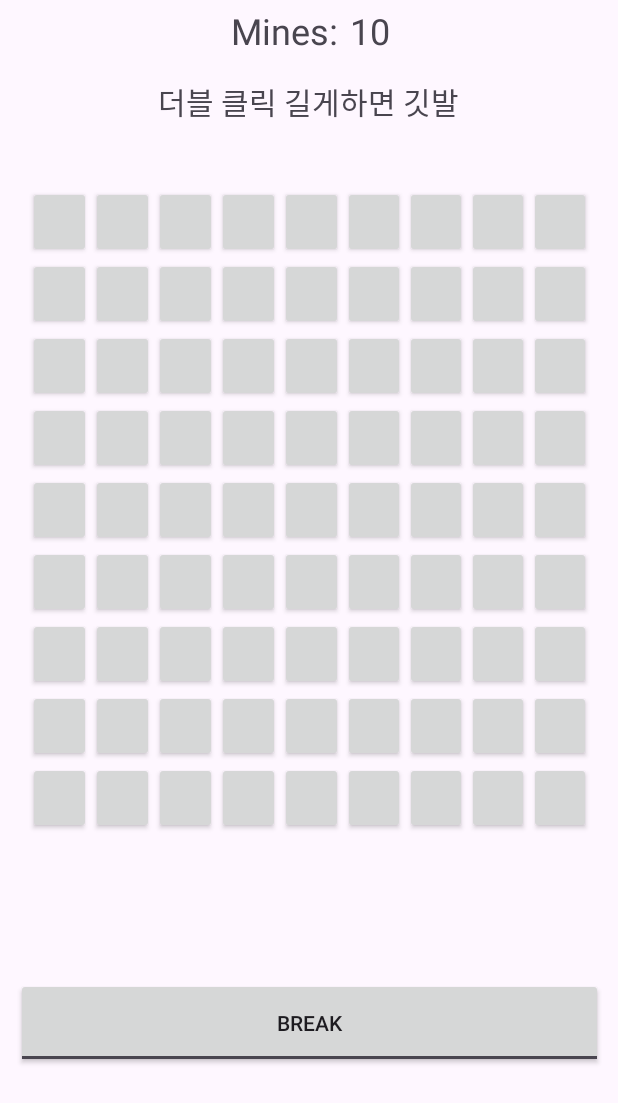
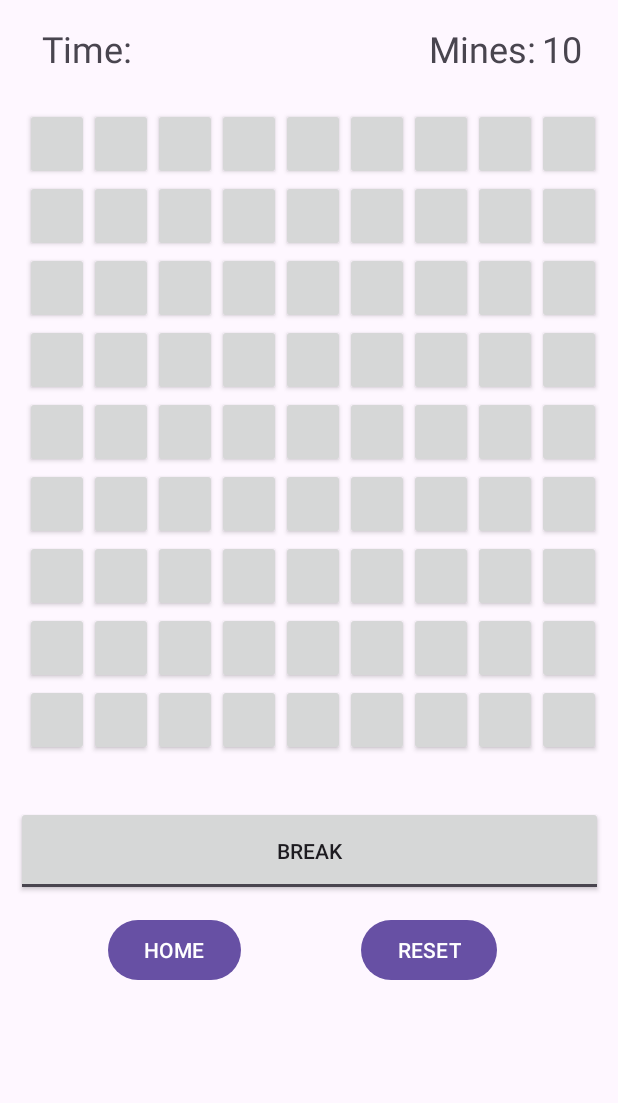
Before and after one commit to minjo-on/Minesweeper, an Android app: the MineSweeperActivity screen opened directly, with no data from a screen before it, on a phone screen of 412 x 824 dp. Shown: the top 1103 px of the screen. Run offline under Robolectric (Android 15) with nearby library versions, the phone set to English and light mode, and no system bars.

```diff
--- a/app/src/main/AndroidManifest.xml
+++ b/app/src/main/AndroidManifest.xml
@@ -10,7 +10,7 @@
         android:label="@string/app_name"
         android:roundIcon="@mipmap/ic_launcher_round"
         android:supportsRtl="true"
-        android:theme="@style/Theme.Minesweeper"
+        android:theme="@style/Theme.MyApplication"
         tools:targetApi="31">
         <activity
             android:name=".MainActivity"
--- a/app/src/main/res/layout/mine_sweeper.xml
+++ b/app/src/main/res/layout/mine_sweeper.xml
@@ -10,8 +10,8 @@
         android:id="@+id/minesText"
         android:layout_width="wrap_content"
         android:layout_height="wrap_content"
-        android:layout_marginTop="4dp"
-        android:layout_marginEnd="8dp"
+        android:layout_marginTop="16dp"
+        android:layout_marginEnd="4dp"
         android:text="Mines:"
         android:textSize="24sp"
         app:layout_constraintEnd_toStartOf="@+id/mines"
@@ -21,8 +21,8 @@
         android:id="@+id/mines"
         android:layout_width="wrap_content"
         android:layout_height="wrap_content"
-        android:layout_marginTop="4dp"
-        android:layout_marginEnd="152dp"
+        android:layout_marginTop="16dp"
+        android:layout_marginEnd="24dp"
         android:text="10"
         android:textSize="24sp"
         app:layout_constraintEnd_toEndOf="parent"
@@ -32,35 +32,55 @@
         android:id="@+id/breakButton"
         android:layout_width="391dp"
         android:layout_height="60dp"
-        android:layout_marginTop="64dp"
+        android:layout_marginTop="24dp"
         android:checked="false"
         android:textOff="BREAK"
-        android:textOn="BREAK"
+        android:textOn="FLAG"
         app:layout_constraintEnd_toEndOf="parent"
         app:layout_constraintStart_toStartOf="parent"
         app:layout_constraintTop_toBottomOf="@+id/tableLayout" />
 
     <TableLayout
         android:id="@+id/tableLayout"
-        android:layout_width="375dp"
-        android:layout_height="464dp"
-        android:layout_marginTop="124dp"
+        android:layout_width="384dp"
+        android:layout_height="441dp"
+        android:layout_marginTop="72dp"
         app:layout_constraintEnd_toEndOf="parent"
+        app:layout_constraintHorizontal_bias="0.592"
         app:layout_constraintStart_toStartOf="parent"
         app:layout_constraintTop_toTopOf="parent">
 
     </TableLayout>
 
     <TextView
-        android:id="@+id/textView3"
+        android:id="@+id/time"
         android:layout_width="wrap_content"
         android:layout_height="wrap_content"
+        android:layout_marginStart="28dp"
         android:layout_marginTop="16dp"
-        android:text="더블 클릭 길게하면 깃발"
-        android:textSize="20sp"
-        app:layout_constraintEnd_toEndOf="parent"
-        app:layout_constraintHorizontal_bias="0.497"
+        android:text="Time:"
+        android:textSize="24sp"
         app:layout_constraintStart_toStartOf="parent"
-        app:layout_constraintTop_toBottomOf="@+id/minesText" />
+        app:layout_constraintTop_toTopOf="parent" />
+
+    <Button
+        android:id="@+id/home"
+        android:layout_width="wrap_content"
+        android:layout_height="wrap_content"
+        android:layout_marginStart="72dp"
+        android:layout_marginTop="12dp"
+        android:text="HOME"
+        app:layout_constraintStart_toStartOf="parent"
+        app:layout_constraintTop_toBottomOf="@+id/breakButton" />
+
+    <Button
+        android:id="@+id/reset"
+        android:layout_width="wrap_content"
+        android:layout_height="wrap_content"
+        android:layout_marginStart="80dp"
+        android:layout_marginTop="12dp"
+        android:text="RESET"
+        app:layout_constraintStart_toEndOf="@+id/home"
+        app:layout_constraintTop_toBottomOf="@+id/breakButton" />
 
 </androidx.constraintlayout.widget.ConstraintLayout>
--- a/app/src/main/res/values-night/themes.xml
+++ b/app/src/main/res/values-night/themes.xml
@@ -1,6 +1,6 @@
 <resources xmlns:tools="http://schemas.android.com/tools">
     <!-- Base application theme. -->
-    <style name="Base.Theme.Minesweeper" parent="Theme.Material3.DayNight.NoActionBar">
+    <style name="Base.Theme.MyApplication" parent="Theme.Material3.DayNight.NoActionBar">
         <!-- Customize your dark theme here. -->
         <!-- <item name="colorPrimary">@color/my_dark_primary</item> -->
     </style>
--- a/app/src/main/res/values/strings.xml
+++ b/app/src/main/res/values/strings.xml
@@ -1,3 +1,3 @@
 <resources>
-    <string name="app_name">Minesweeper</string>
+    <string name="app_name">My Application</string>
 </resources>
--- a/app/src/main/res/values/themes.xml
+++ b/app/src/main/res/values/themes.xml
@@ -1,9 +1,9 @@
 <resources xmlns:tools="http://schemas.android.com/tools">
     <!-- Base application theme. -->
-    <style name="Base.Theme.Minesweeper" parent="Theme.Material3.DayNight.NoActionBar">
+    <style name="Base.Theme.MyApplication" parent="Theme.Material3.DayNight.NoActionBar">
         <!-- Customize your light theme here. -->
         <!-- <item name="colorPrimary">@color/my_light_primary</item> -->
     </style>
 
-    <style name="Theme.Minesweeper" parent="Base.Theme.Minesweeper" />
+    <style name="Theme.MyApplication" parent="Base.Theme.MyApplication" />
 </resources>
```
Also changed, not shown: app/src/main/java/com/example/myapplication/BlockButton.java (added, +93 -0 lines), app/src/main/java/com/example/myapplication/MainActivity.java (added, +21 -0 lines), app/src/main/java/com/example/myapplication/MineSweeperActivity.java (added, +210 -0 lines).
